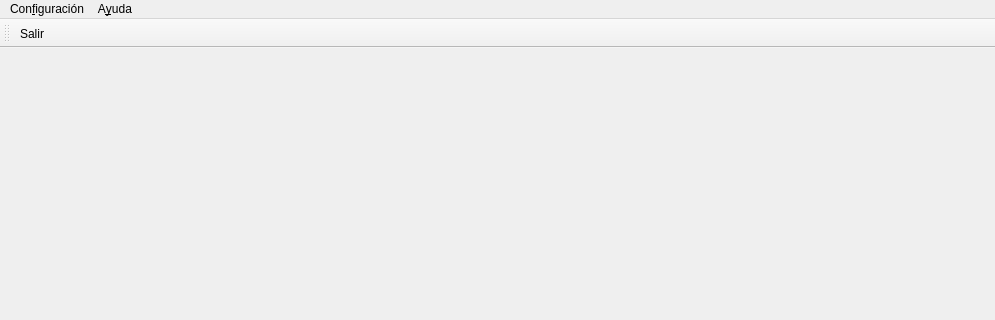
turulomio/devicesinlan, file ui/frmMain.ui: the form before one commit; both pictures show x 0 to 995 and y 0 to 320 of the 995 by 568 pixel window.
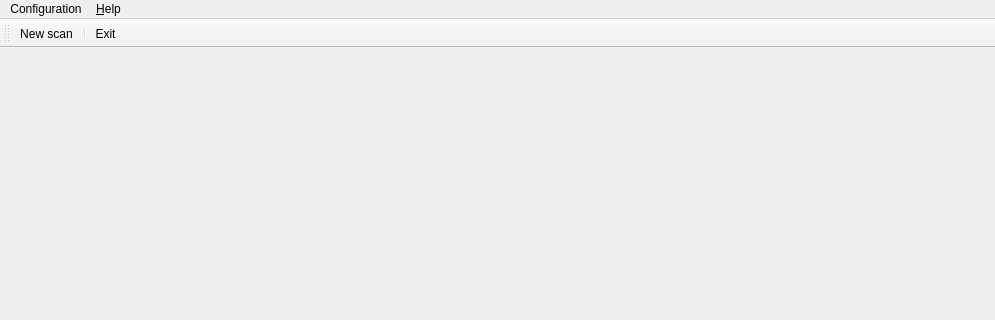
The form after the commit. Icons and pictures are not drawn.

Diff of the .ui file:
```diff
--- a/ui/frmMain.ui
+++ b/ui/frmMain.ui
@@ -36,12 +36,12 @@
      <x>0</x>
      <y>0</y>
      <width>995</width>
-     <height>23</height>
+     <height>28</height>
     </rect>
    </property>
    <widget class="QMenu" name="menuAyuda">
     <property name="title">
-     <string>A&amp;yuda</string>
+     <string>&amp;Help</string>
     </property>
     <addaction name="actionHelp"/>
     <addaction name="separator"/>
@@ -49,7 +49,7 @@
    </widget>
    <widget class="QMenu" name="menuConfiguraci_n">
     <property name="title">
-     <string>Con&amp;figuración</string>
+     <string>Configuration</string>
     </property>
     <addaction name="separator"/>
     <addaction name="actionSettings"/>
@@ -76,16 +76,21 @@
    <attribute name="toolBarBreak">
     <bool>false</bool>
    </attribute>
-   <addaction name="actionSalir"/>
+   <addaction name="actionScan"/>
+   <addaction name="separator"/>
+   <addaction name="actionExit"/>
   </widget>
   <widget class="QStatusBar" name="status"/>
-  <action name="actionSalir">
+  <action name="actionExit">
    <property name="icon">
     <iconset resource="../images/devicesinlan.qrc">
      <normaloff>:/exit.png</normaloff>:/exit.png</iconset>
    </property>
    <property name="text">
-    <string>S&amp;alir</string>
+    <string>&amp;Exit</string>
+   </property>
+   <property name="toolTip">
+    <string>Exit</string>
    </property>
    <property name="shortcut">
     <string>Esc</string>
@@ -97,7 +102,7 @@
      <normaloff>:/devicesinlan.jpg</normaloff>:/devicesinlan.jpg</iconset>
    </property>
    <property name="text">
-    <string>Acerca de</string>
+    <string>About</string>
    </property>
   </action>
   <action name="actionSettings">
@@ -106,7 +111,7 @@
      <normaloff>:/configure.png</normaloff>:/configure.png</iconset>
    </property>
    <property name="text">
-    <string>Preferencias</string>
+    <string>Settings</string>
    </property>
   </action>
   <action name="actionHelp">
@@ -115,7 +120,7 @@
      <normaloff>:/help.png</normaloff>:/help.png</iconset>
    </property>
    <property name="text">
-    <string>Ayuda del juego</string>
+    <string>Help</string>
    </property>
    <property name="toolTip">
     <string>Muestra la ayuda del juego</string>
@@ -124,6 +129,14 @@
     <string>F1</string>
    </property>
   </action>
+  <action name="actionScan">
+   <property name="text">
+    <string>New scan</string>
+   </property>
+   <property name="toolTip">
+    <string>New scan</string>
+   </property>
+  </action>
  </widget>
  <resources>
   <include location="../images/devicesinlan.qrc"/>
```
Left out of the diff: 2 changed lines with no effect on the pictures.
